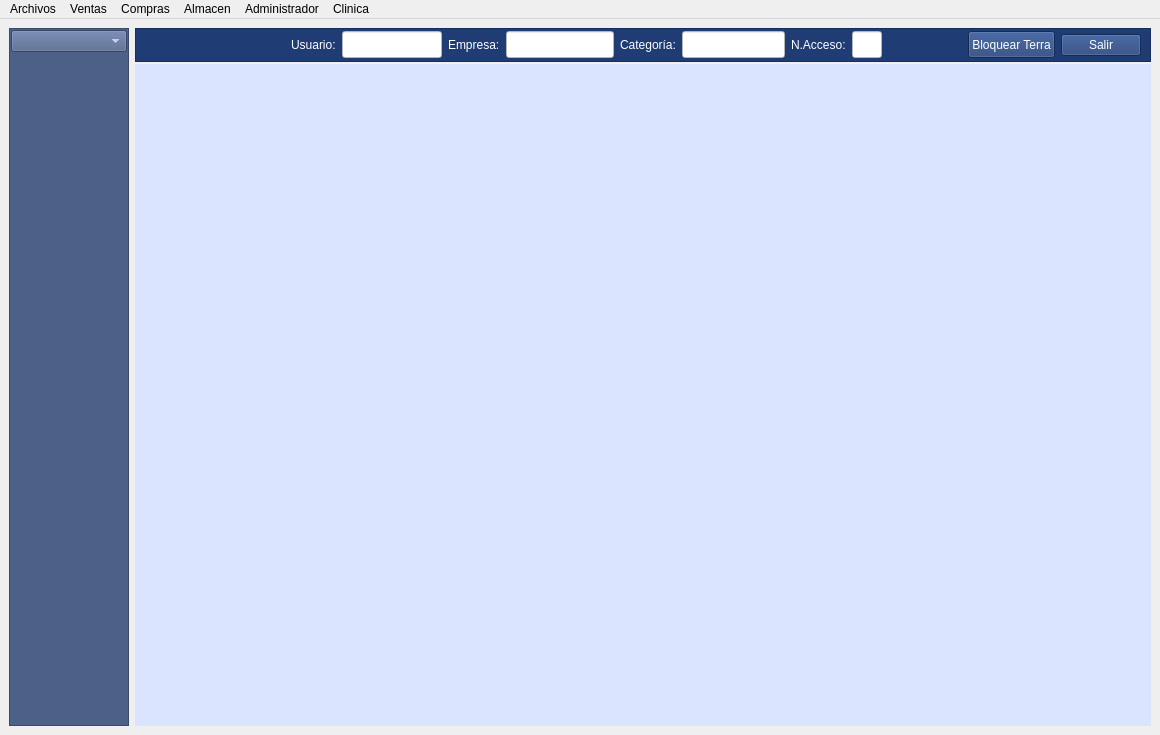
Before: the Qt Designer form mainwindow.ui in arcnexus/RedFoX, drawn with Qt 5.
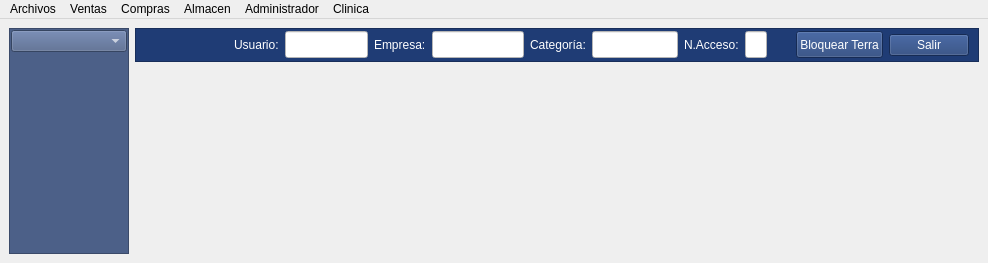
After: the same form once the commit is applied. The open tabs and pages were chosen to show the change. Icons and pictures are not drawn.

Patch:
```diff
--- a/mainwindow.ui
+++ b/mainwindow.ui
@@ -6,8 +6,8 @@
    <rect>
     <x>0</x>
     <y>0</y>
-    <width>1160</width>
-    <height>735</height>
+    <width>988</width>
+    <height>263</height>
    </rect>
   </property>
   <property name="sizePolicy">
@@ -75,10 +75,7 @@
       <property name="frameShadow">
        <enum>QFrame::Raised</enum>
       </property>
-      <layout class="QVBoxLayout" name="verticalLayout_6">
-       <property name="spacing">
-        <number>1</number>
-       </property>
+      <layout class="QVBoxLayout" name="verticalLayout">
        <property name="margin">
         <number>1</number>
        </property>
@@ -103,7 +100,11 @@
           <layout class="QVBoxLayout" name="verticalLayout_compras"/>
          </widget>
          <widget class="QWidget" name="page_ventas">
-          <layout class="QVBoxLayout" name="verticalLayout_ventas"/>
+          <layout class="QVBoxLayout" name="verticalLayout_ventas">
+           <property name="spacing">
+            <number>5</number>
+           </property>
+          </layout>
          </widget>
          <widget class="QWidget" name="page_almacen">
           <layout class="QVBoxLayout" name="verticalLayout_almacen"/>
@@ -117,16 +118,7 @@
      </widget>
     </item>
     <item>
-     <layout class="QVBoxLayout" name="verticalLayout" stretch="0,0">
-      <property name="spacing">
-       <number>2</number>
-      </property>
-      <property name="topMargin">
-       <number>0</number>
-      </property>
-      <property name="bottomMargin">
-       <number>0</number>
-      </property>
+     <layout class="QVBoxLayout" name="verticalLayout_2">
       <item>
        <widget class="QFrame" name="frame">
         <property name="minimumSize">
@@ -822,24 +814,13 @@
       <item>
        <widget class="QStackedWidget" name="stackedWidget">
         <property name="sizePolicy">
-         <sizepolicy hsizetype="Expanding" vsizetype="Expanding">
+         <sizepolicy hsizetype="Expanding" vsizetype="Preferred">
           <horstretch>0</horstretch>
           <verstretch>0</verstretch>
          </sizepolicy>
         </property>
-        <property name="minimumSize">
-         <size>
-          <width>1014</width>
-          <height>0</height>
-         </size>
-        </property>
-        <property name="autoFillBackground">
-         <bool>false</bool>
-        </property>
-        <property name="styleSheet">
-         <string notr="true">background-color: rgb(219, 228, 255);</string>
-        </property>
-        <widget class="QWidget" name="stackedWidgetPage1"/>
+        <widget class="QWidget" name="page"/>
+        <widget class="QWidget" name="page_2"/>
        </widget>
       </item>
      </layout>
@@ -851,8 +832,8 @@
     <rect>
      <x>0</x>
      <y>0</y>
-     <width>1160</width>
-     <height>22</height>
+     <width>988</width>
+     <height>27</height>
     </rect>
    </property>
    <property name="nativeMenuBar">
```
Left out of the diff: 5 changed lines with no effect on the pictures.
